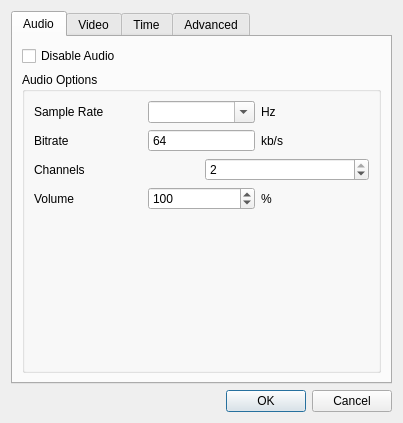
Before: the Qt Designer form src/ui/conversionparameterdialog.ui in qwinff/qwinff, drawn with Qt 5.
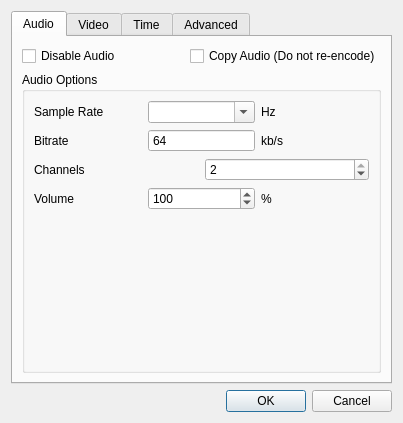
After: the same form once the commit is applied. Icons and pictures are not drawn.

Commit message: Add conversion options to allow copying audio/video data without re-encoding

```diff
--- a/src/ui/conversionparameterdialog.ui
+++ b/src/ui/conversionparameterdialog.ui
@@ -33,6 +33,8 @@
         </attribute>
         <layout class="QVBoxLayout" name="verticalLayout_2">
          <item>
+          <layout class="QHBoxLayout" name="horizontalLayout_11">
+           <item>
           <widget class="QCheckBox" name="chkDisableAudio">
            <property name="text">
             <string>Disable Audio</string>
@@ -40,6 +42,15 @@
           </widget>
          </item>
          <item>
+            <widget class="QCheckBox" name="chkCopyAudio">
+             <property name="text">
+              <string>Copy Audio (Do not re-encode)</string>
+             </property>
+            </widget>
+           </item>
+          </layout>
+         </item>
+         <item>
           <widget class="QGroupBox" name="groupAudioOptions">
            <property name="title">
             <string>Audio Options</string>
```
Left out of the diff: 45 changed lines with no effect on the pictures. Lines whose indentation alone changed are shown as unchanged. The commit also changes 4 other files.
